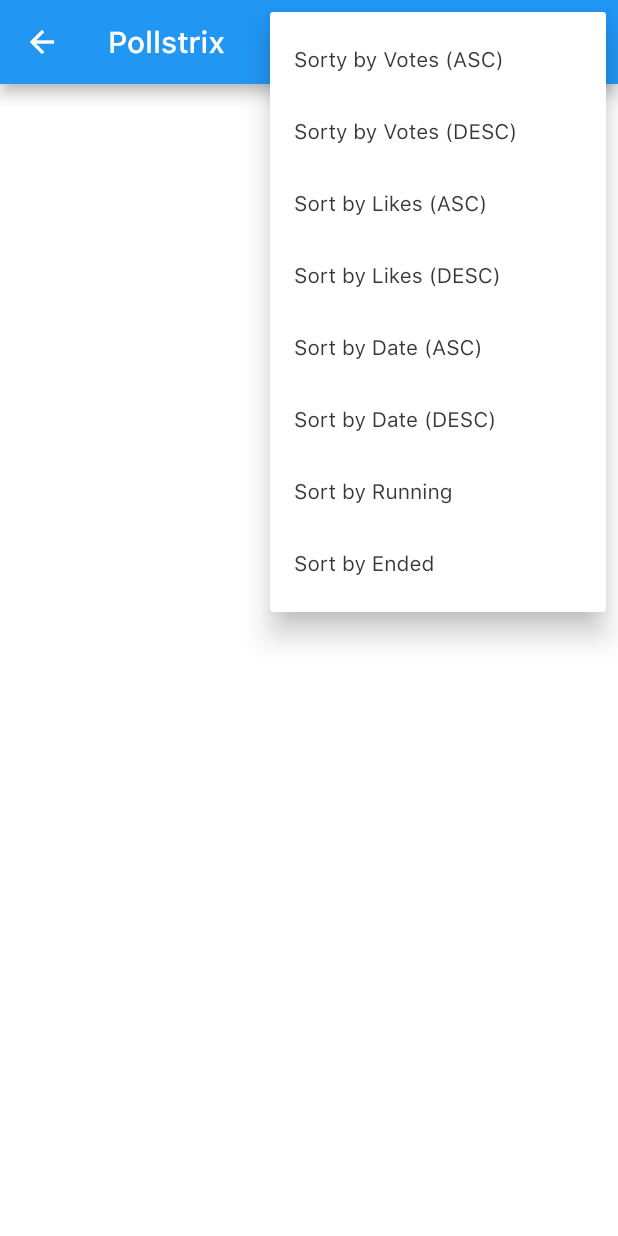
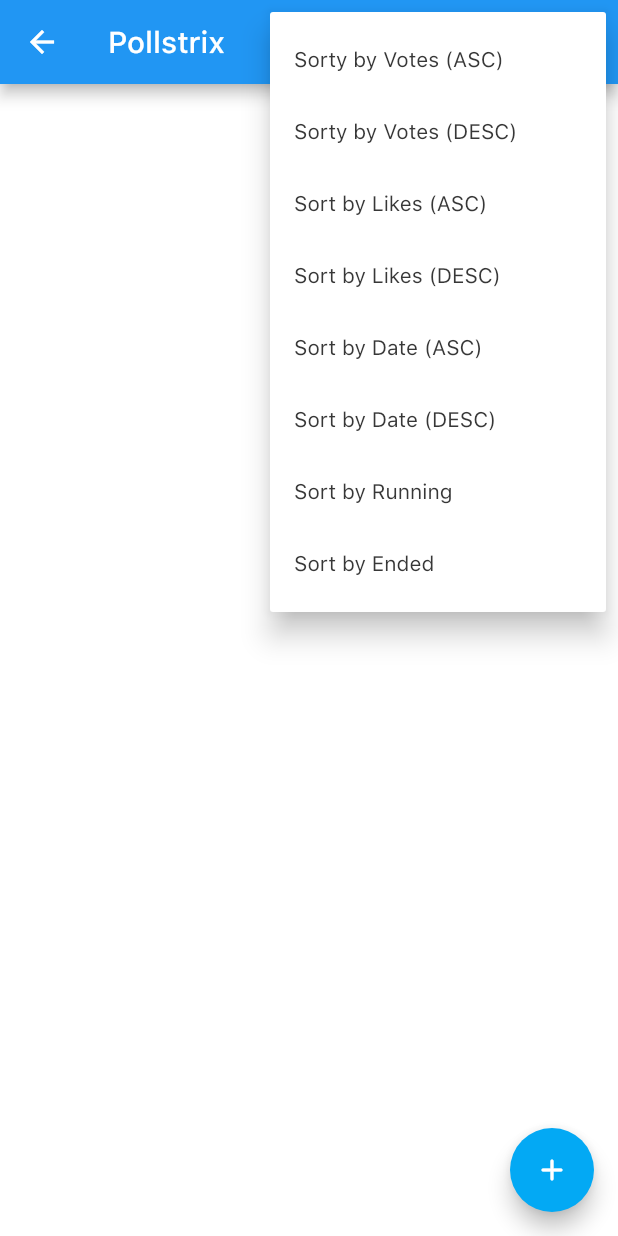
Before and after one commit to mAlex28/Pollstrix, a Flutter app: the FeedContentPage screen opened by its route, after a tap on the "sort" icon, on a phone screen of 412 x 824 dp. Run offline on Flutter 3.47's test engine with Material 2 defaults, Android fonts, the phone set to English and light mode, and no system bars; our stand-ins replace animated_theme_switcher, charts_flutter, cloud_firestore, firebase_auth, firebase_core, firebase_storage and 7 more; missing offline and left inert: comment_box, polls; accounts and stored records are empty.

Commit message:
fix posting issue

```diff
--- a/lib/main.dart
+++ b/lib/main.dart
@@ -60,7 +60,7 @@
               '/register': (context) => const RegisterPage(),
               '/forgot-password': (context) => const ForgotPasswordPage(),
               '/reset-password': (context) => const ResetPasswordPage(),
-              '/feedback-page': (context) => const FeedContentPage()
+              '/feedcontent': (context) => const FeedContentPage()
             },
           );
         },
--- a/lib/screens/feed_content_page.dart
+++ b/lib/screens/feed_content_page.dart
@@ -5,6 +5,7 @@
 import 'package:pollstrix/constants.dart';
 import 'package:pollstrix/custom/custom_searchbar_delegate.dart';
 import 'package:pollstrix/custom/poll_tile.dart';
+import 'package:pollstrix/screens/post_poll_page.dart';
 import 'package:pollstrix/services/auth_service.dart';
 
 class FeedContentPage extends StatefulWidget {
@@ -29,6 +30,15 @@
 
   @override
   Widget build(BuildContext context) {
+    ScreenUtil.init(
+        BoxConstraints(
+            maxWidth: MediaQuery.of(context).size.width,
+            maxHeight: MediaQuery.of(context).size.height),
+        designSize: const Size(360, 690),
+        context: context,
+        minTextAdapt: true,
+        orientation: Orientation.portrait);
+
     return Scaffold(
       appBar: AppBar(
         title: const Text('Pollstrix'),
@@ -39,8 +49,7 @@
               color: Colors.white,
             ),
             onPressed: () {
-                showSearch(
-                    context: context, delegate: CustomSearchBarDelegate());
+              showSearch(context: context, delegate: CustomSearchBarDelegate());
             },
           ),
           PopupMenuButton(
@@ -199,6 +208,20 @@
             }
           },
         )),
-        ]));
+      ]),
+      floatingActionButton: FloatingActionButton(
+          backgroundColor: Colors.lightBlue,
+          foregroundColor: Colors.white,
+          child: const Icon(Icons.add_rounded),
+          onPressed: () => Navigator.push(
+                  context,
+                  MaterialPageRoute(
+                      builder: (BuildContext context) => const PostPollPage()))
+              .then((_) => setState(() {}))),
+    );
   }
 }
+
+
+// onPressed: () => Navigator.of(context).push(MaterialPageRoute(
+//                 builder: (BuildContext context) => const PostPollPage()))
--- a/lib/services/auth_service.dart
+++ b/lib/services/auth_service.dart
@@ -389,8 +389,6 @@
         'likes': 0,
         'dislikes': 0,
       });
-
-      Navigator.pop(context);
     } on FirebaseException catch (e) {
       ScaffoldMessenger.of(context).showSnackBar(CustomWidgets.customSnackbar(
           backgroundColor: Colors.red, content: e.message.toString()));
```
Also changed, not shown: lib/custom/poll_tile.dart (+4 -5 lines), lib/screens/home_page.dart (+2 -14 lines), lib/screens/post_poll_page.dart (+3 -19 lines), lib/screens/profile_content_page.dart (+5 -5 lines). Lines whose indentation alone changed are shown as unchanged.
